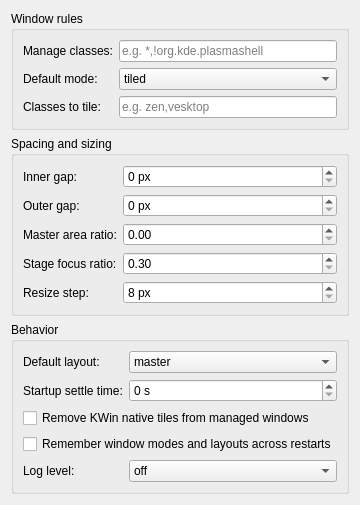
Before: the Qt Designer form script/contents/ui/config.ui in Demitrix2k/weave, drawn with Qt 5.
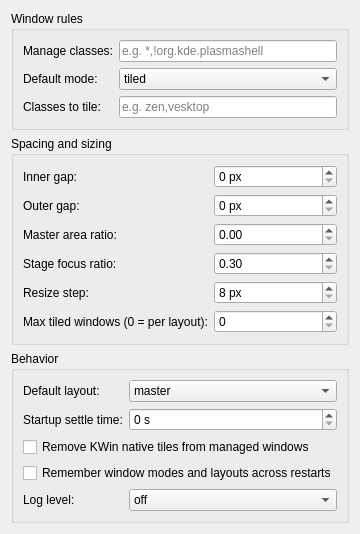
After: the same form once the commit is applied.

Commit message: Add five layouts, layout picker, window limits, fit check and focus shortcuts

The edit to the form file:
```diff
--- a/script/contents/ui/config.ui
+++ b/script/contents/ui/config.ui
@@ -31,6 +31,8 @@
       <item row="3" column="1"><widget class="QDoubleSpinBox" name="kcfg_focusRatio"><property name="decimals"><number>2</number></property><property name="minimum"><double>0.30</double></property><property name="maximum"><double>0.80</double></property><property name="singleStep"><double>0.05</double></property></widget></item>
       <item row="4" column="0"><widget class="QLabel" name="resizeStepLabel"><property name="text"><string>Resize step:</string></property></widget></item>
       <item row="4" column="1"><widget class="QSpinBox" name="kcfg_resizeStep"><property name="suffix"><string> px</string></property><property name="minimum"><number>8</number></property><property name="maximum"><number>400</number></property></widget></item>
+      <item row="5" column="0"><widget class="QLabel" name="maxWindowsLabel"><property name="text"><string>Max tiled windows (0 = per layout):</string></property></widget></item>
+      <item row="5" column="1"><widget class="QSpinBox" name="kcfg_maxWindows"><property name="maximum"><number>99</number></property></widget></item>
      </layout>
     </widget>
    </item>
```
Left out of the diff: 2 changed lines with no effect on the pictures. The commit also changes 86 other files.
